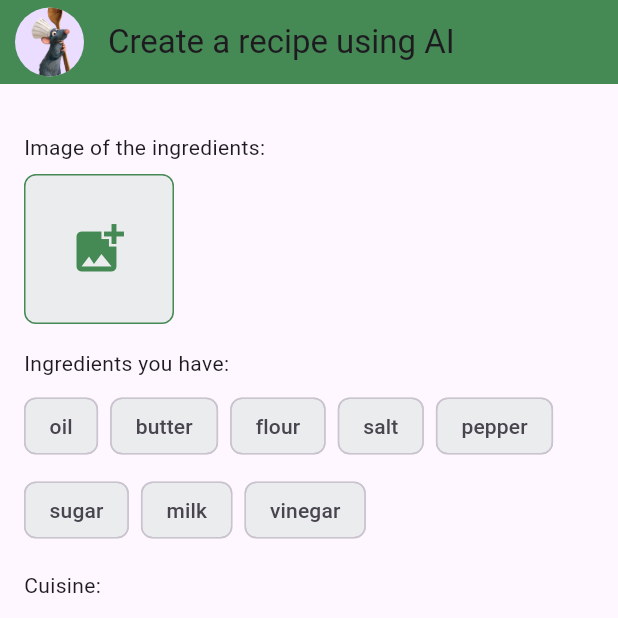
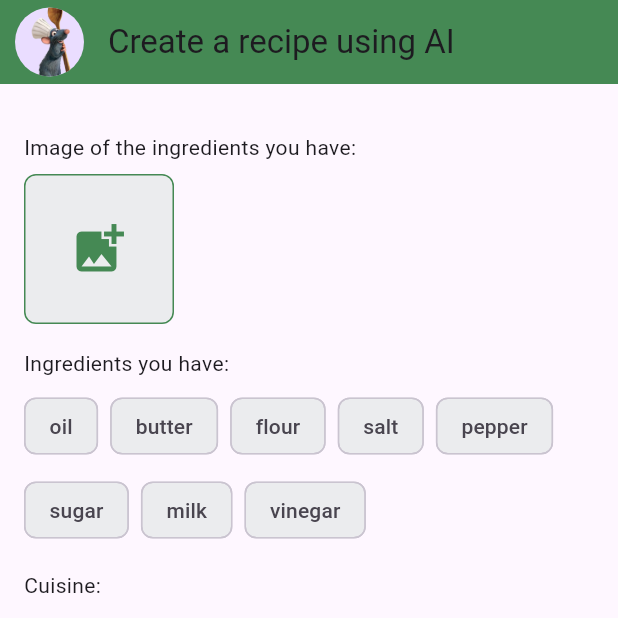
Before and after one commit to feby-saji/meal_planning, a Flutter app: the CreateRecipeScreen screen opened directly, on a phone screen of 412 x 824 dp, the top half of it. Run offline on Flutter 3.47's test engine with Material 3 defaults, Android fonts, the phone set to English and light mode, and no system bars; our stand-ins replace bloc, cloud_firestore, connectivity_plus, firebase_auth, firebase_core, firebase_dynamic_links and 12 more; accounts and stored records are empty.

```diff
--- a/lib/screens/generate_recipe.dart/generate_recipe.dart
+++ b/lib/screens/generate_recipe.dart/generate_recipe.dart
@@ -28,7 +28,7 @@ class CreateRecipeScreen extends StatelessWidget {
       body: BlocListener<RecipeBloc, RecipeState>(
         listener: (context, state) {
           if (state is RecipeFetchingFailedState) {
-                  showErrorSnackbar(context: context, message: state.err);
+            showErrorSnackbar(context: context, message: state.err);
           }
         },
         child: SingleChildScrollView(
@@ -37,7 +37,7 @@ class CreateRecipeScreen extends StatelessWidget {
             crossAxisAlignment: CrossAxisAlignment.start,
             children: [
               const SizedBox(height: 16),
-              const Text('Image of the ingredients:'),
+              const Text('Image of the ingredients you have:'),
               const SizedBox(height: 8),
               _buildImageAddingSection(context),
               const SizedBox(height: 16),
```
Also changed, not shown: lib/screens/family/family.dart (+12 -4 lines).
